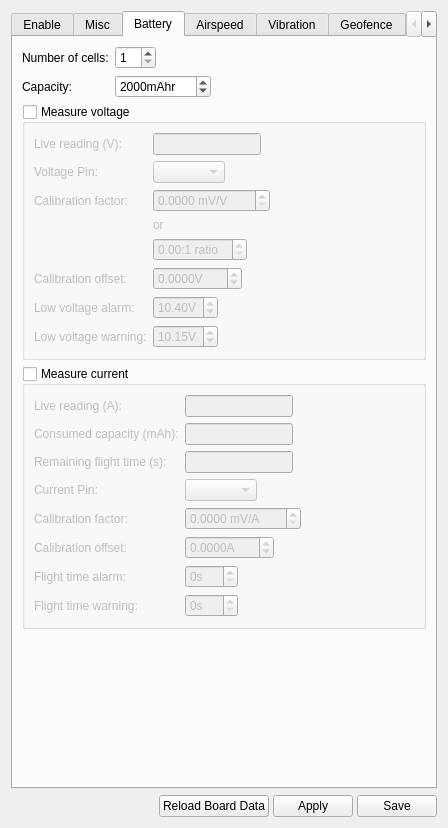
This is ground/gcs/src/plugins/config/modules.ui in d-ronin/dRonin as Qt 5 draws it before an edit. The edited form follows.
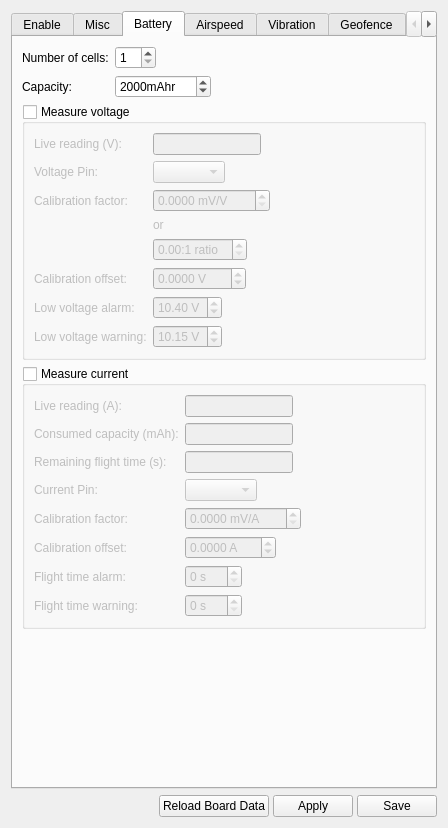
This is the edited form. Icons and pictures are not drawn.

Commit message: GCS:Config: Add spaces before units in battery tab spinboxes

```diff
--- a/ground/gcs/src/plugins/config/modules.ui
+++ b/ground/gcs/src/plugins/config/modules.ui
@@ -501,7 +501,7 @@
           <item row="6" column="1">
            <widget class="QDoubleSpinBox" name="sb_lowVoltageAlarm">
             <property name="suffix">
-             <string>V</string>
+             <string> V</string>
             </property>
             <property name="singleStep">
              <double>0.100000000000000</double>
@@ -521,7 +521,7 @@
           <item row="7" column="1">
            <widget class="QDoubleSpinBox" name="sb_lowVoltageWarning">
             <property name="suffix">
-             <string>V</string>
+             <string> V</string>
             </property>
             <property name="singleStep">
              <double>0.100000000000000</double>
@@ -541,7 +541,7 @@
           <item row="5" column="1">
            <widget class="QDoubleSpinBox" name="sb_voltageOffSet">
             <property name="suffix">
-             <string>V</string>
+             <string> V</string>
             </property>
             <property name="decimals">
              <number>4</number>
@@ -650,7 +650,7 @@
           <item row="6" column="1">
            <widget class="QDoubleSpinBox" name="sb_currentOffSet">
             <property name="suffix">
-             <string>A</string>
+             <string> A</string>
             </property>
             <property name="decimals">
              <number>4</number>
@@ -700,7 +700,7 @@
              <string>&lt;html&gt;&lt;head/&gt;&lt;body&gt;&lt;p&gt;Raise an alarm when the remaining flight time (calculated based on battery capacity and current consumed) is below this threshold. Set to 0s to disable.&lt;/p&gt;&lt;/body&gt;&lt;/html&gt;</string>
             </property>
             <property name="suffix">
-             <string>s</string>
+             <string> s</string>
             </property>
             <property name="maximum">
              <number>255</number>
@@ -713,7 +713,7 @@
              <string>&lt;html&gt;&lt;head/&gt;&lt;body&gt;&lt;p&gt;Issue a warning when the remaining flight time (calculated based on battery capacity and current consumed) is below this threshold. Set to 0s to disable.&lt;/p&gt;&lt;/body&gt;&lt;/html&gt;</string>
             </property>
             <property name="suffix">
-             <string>s</string>
+             <string> s</string>
             </property>
             <property name="maximum">
              <number>255</number>
```
Left out of the diff: 2 changed lines with no effect on the pictures.
